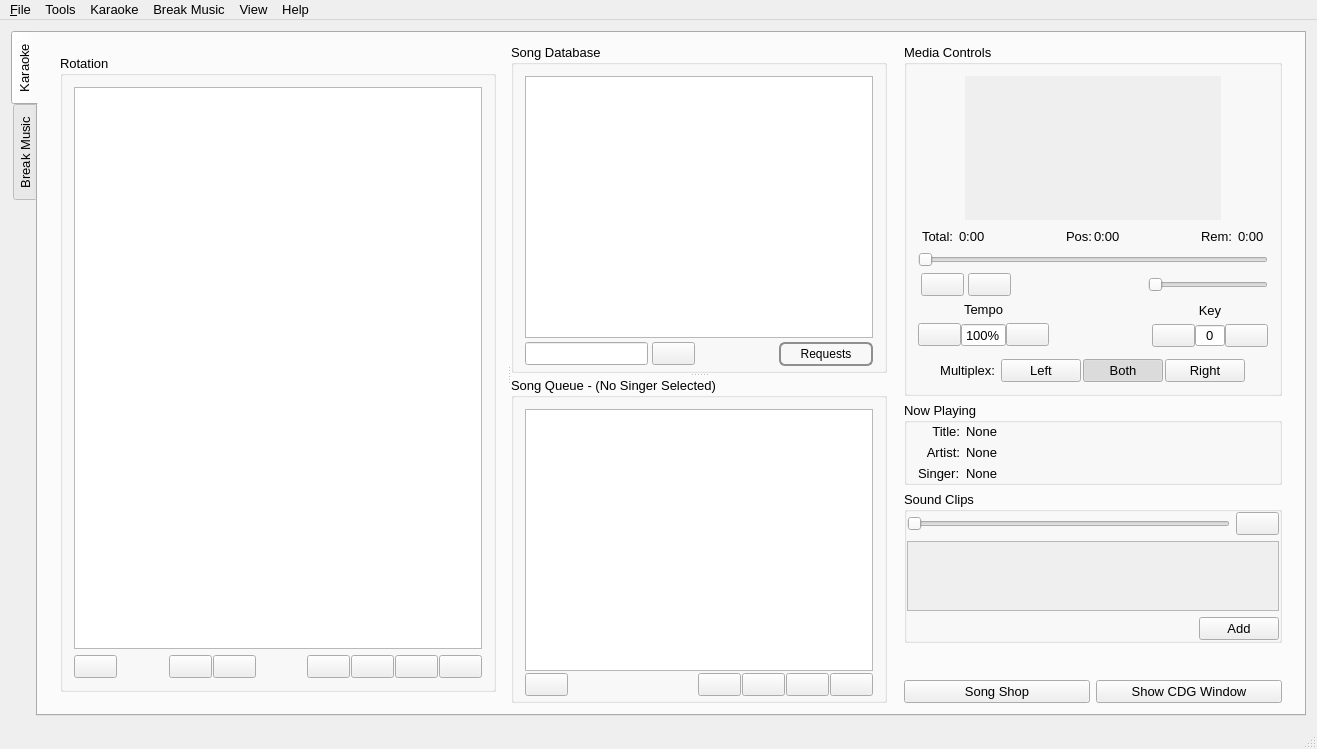
First picture: the form in OpenKJ/mainwindow.ui, repository OpenKJ/OpenKJ, before the edit.
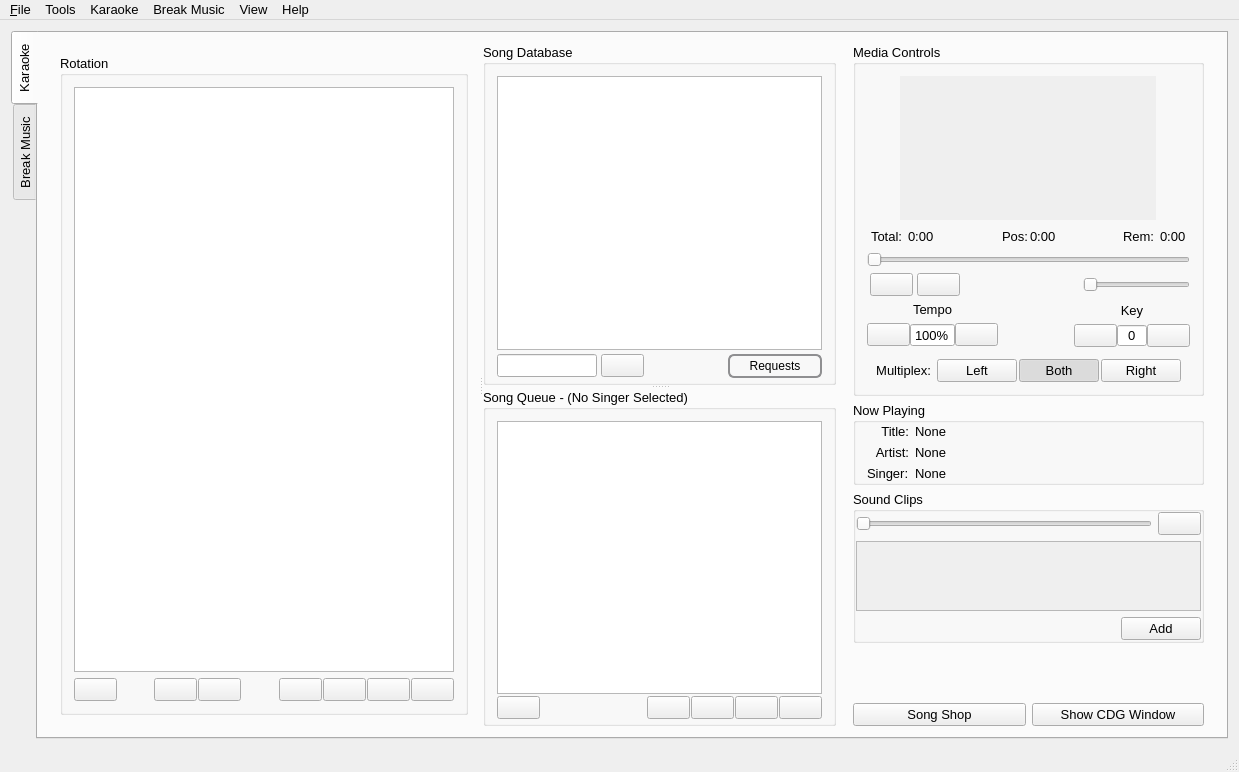
Second picture: the form after the edit. Icons and pictures are not drawn. Custom widgets are drawn as their Qt base class.

Commit message: Trying to fix mainwindow geometry restore bug on low res screens

```diff
--- a/OpenKJ/mainwindow.ui
+++ b/OpenKJ/mainwindow.ui
@@ -6,8 +6,8 @@
    <rect>
     <x>0</x>
     <y>0</y>
-    <width>1317</width>
-    <height>749</height>
+    <width>1239</width>
+    <height>772</height>
    </rect>
   </property>
   <property name="sizePolicy">
@@ -1814,7 +1814,7 @@
                     <rect>
                      <x>0</x>
                      <y>0</y>
-                     <width>374</width>
+                     <width>364</width>
                      <height>68</height>
                     </rect>
                    </property>
@@ -2894,7 +2894,7 @@
     <rect>
      <x>0</x>
      <y>0</y>
-     <width>1317</width>
+     <width>1239</width>
      <height>21</height>
     </rect>
    </property>
```
The commit also changes 7 other files.
